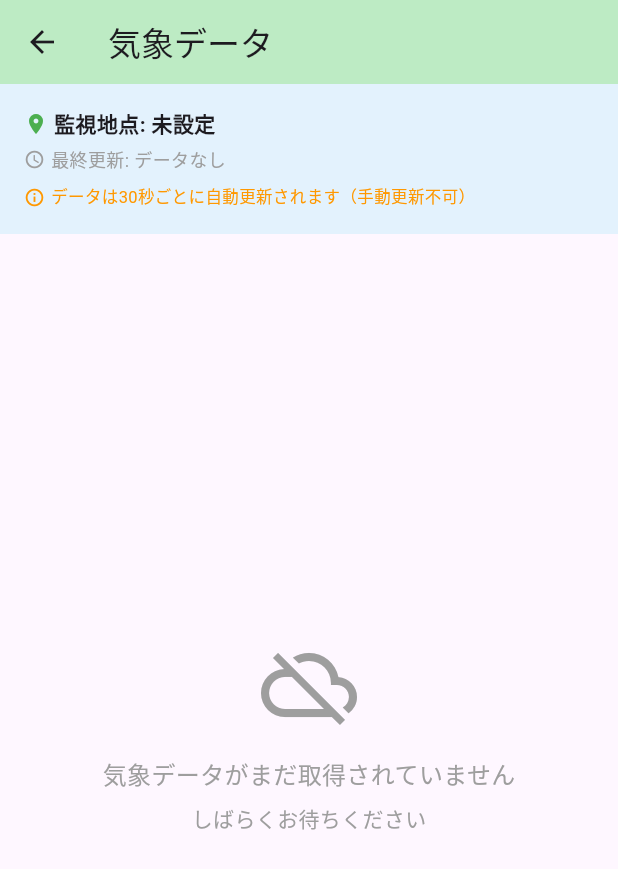
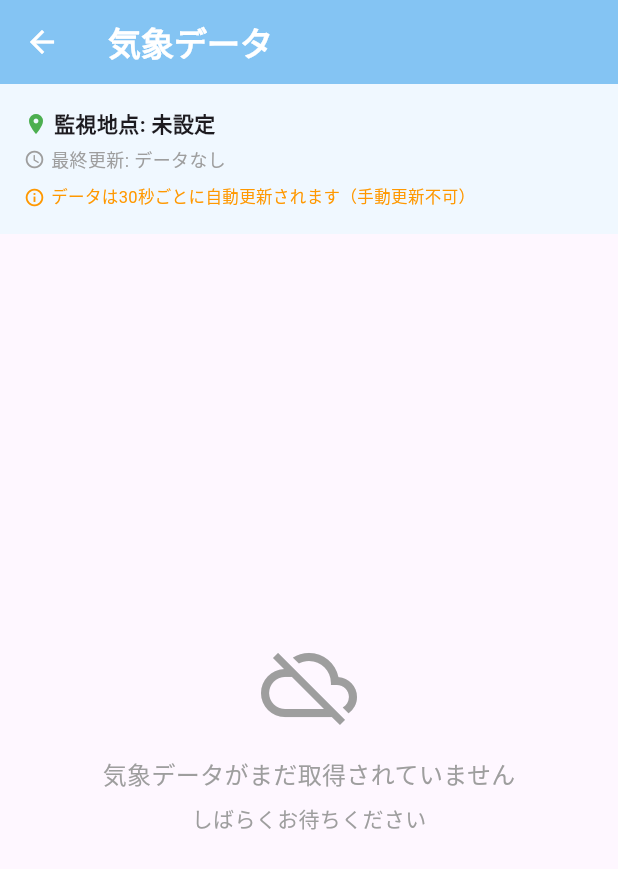
Before and after one commit to tsuchida-y/thunder_cloud_app, a Flutter app: the screen it shows after launch, after a tap on the "settings" icon, on a phone screen of 412 x 824 dp. Shown: the top 869 px of the screen. Run offline on Flutter 3.47's test engine with Material 3 defaults, Android fonts, the phone set to English and light mode, and no system bars; our stand-ins replace cloud_firestore, firebase_core, firebase_messaging, flutter_local_notifications, geolocator, google_maps_flutter; accounts and stored records are empty; generated files the repository leaves out were written again.

Commit message:
feat:AppBarの色や文字の色を統一

```diff
--- a/lib/screens/settings_screen.dart
+++ b/lib/screens/settings_screen.dart
@@ -118,8 +118,15 @@ class _SettingsScreenState extends State<SettingsScreen> {
   Widget build(BuildContext context) {
     return Scaffold(
       appBar: AppBar(
-        title: const Text('気象データ'),
-        backgroundColor: const Color.fromARGB(255, 196, 248, 199),
+        title: const Text(
+          '気象データ',
+          style: TextStyle(
+            color: Colors.white,
+            fontWeight: FontWeight.bold,
+          ),
+        ),
+        backgroundColor: const Color.fromARGB(255, 135, 206, 250), // 空色（Sky Blue）
+        foregroundColor: Colors.white, // アイコンと戻るボタンも白色に
         elevation: 3,
       ),
       body: _buildBody(),
@@ -137,7 +144,7 @@ class _SettingsScreenState extends State<SettingsScreen> {
         Container(
           width: double.infinity,
           padding: const EdgeInsets.all(16),
-          color: Colors.blue.shade50,
+          color: const Color.fromARGB(255, 240, 248, 255), // より薄い空色
           child: Column(
             crossAxisAlignment: CrossAxisAlignment.start,
             children: [
--- a/lib/widgets/common/app_bar.dart
+++ b/lib/widgets/common/app_bar.dart
@@ -13,9 +13,16 @@ class WeatherAppBar extends StatelessWidget implements PreferredSizeWidget {
   @override
   Widget build(BuildContext context) {
     return AppBar(
-      title: const Text("入道雲サーチ画面"),
+      title: const Text(
+        "入道雲サーチ画面",
+        style: TextStyle(
+          color: Colors.white,
+          fontWeight: FontWeight.bold,
+        ),
+      ),
       centerTitle: true,
-      backgroundColor: const Color.fromARGB(255, 196, 248, 199),
+      backgroundColor: const Color.fromARGB(255, 135, 206, 250), // 空色（Sky Blue）
+      foregroundColor: Colors.white, // アイコンと戻るボタンも白色に
       elevation: 3,
       shadowColor: Colors.black54,
       shape: const RoundedRectangleBorder(
```
